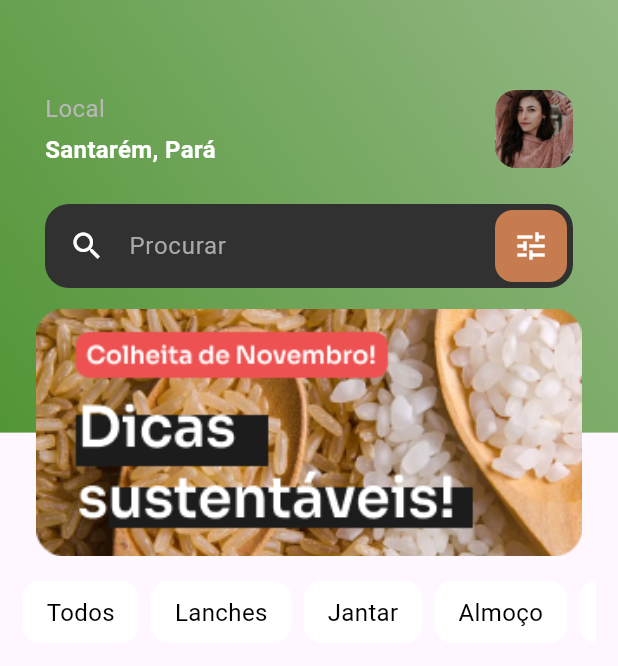
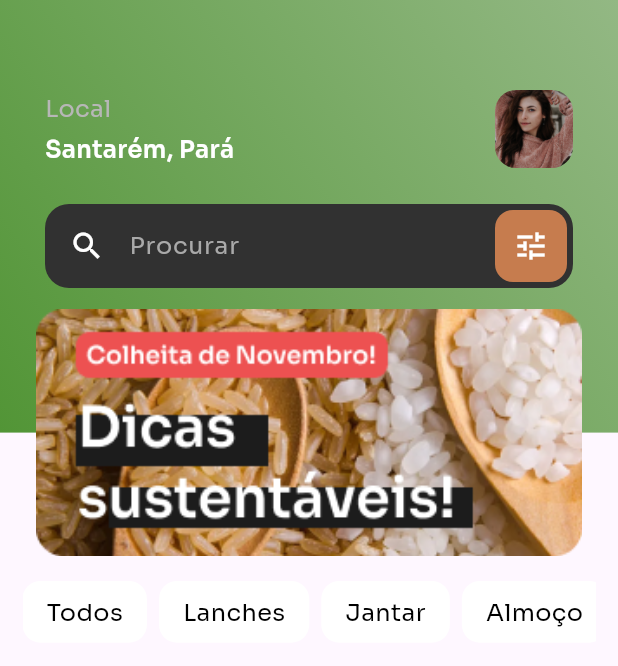
Before and after one commit to franbs2/EatS, a Flutter app: the screen it shows after launch, on a phone screen of 412 x 824 dp. Shown: the top 666 px of the screen. Run offline on Flutter 3.47's test engine with Material 3 defaults, Android fonts, the phone set to English and light mode, and no system bars; drawn by our look-alikes of carousel_slider; our stand-ins replace google_fonts.

Commit message:
feat: Adds import from the Google Fonts package and applies custom font styling

```diff
--- a/lib/main.dart
+++ b/lib/main.dart
@@ -1,6 +1,7 @@
 import 'package:eats/presentation/view/initial_page.dart';
 import 'package:flutter/material.dart';
 import 'package:flutter/services.dart';
+import 'package:google_fonts/google_fonts.dart';
 
 import 'presentation/view/home_page.dart';
 
@@ -15,8 +16,13 @@ class MyApp extends StatelessWidget {
 
   @override
   Widget build(BuildContext context) {
-    return const MaterialApp(
-      home: HomePage(),
+    return MaterialApp(
+      theme: ThemeData(
+        textTheme: GoogleFonts.soraTextTheme(
+          Theme.of(context).textTheme,
+        ),
+      ),
+      home: const HomePage(),
       debugShowCheckedModeBanner: false,
     );
   }
```
